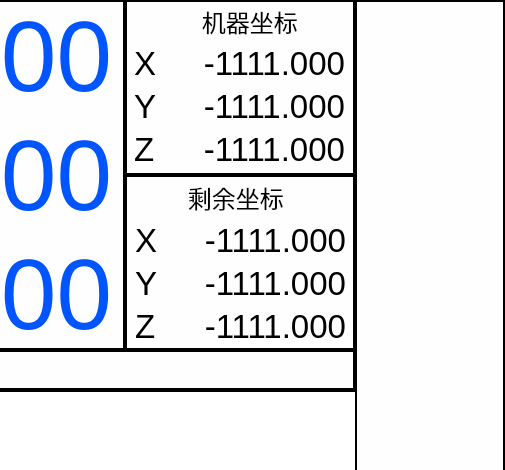
The window that maininterface.ui (taiyuankejizhu/SparkZNC) describes before a commit, drawn with Qt 5; both pictures show x 519 to 1024 and y 0 to 470 of the 1024 by 768 pixel window.
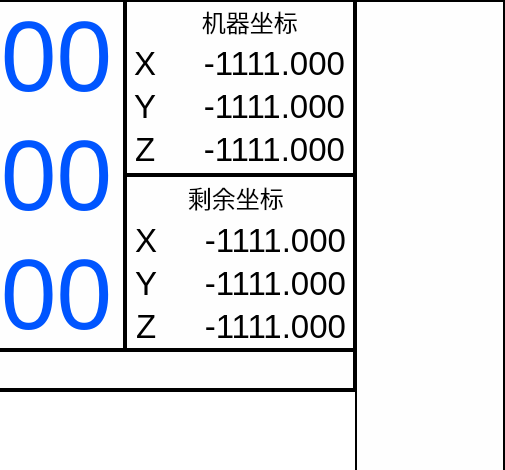
The same window after the commit.

What changed in the file:
```diff
--- a/maininterface.ui
+++ b/maininterface.ui
@@ -700,6 +700,9 @@
      </rect>
     </property>
     <layout class="QFormLayout" name="formLayout_3">
+     <property name="labelAlignment">
+      <set>Qt::AlignRight|Qt::AlignTrailing|Qt::AlignVCenter</set>
+     </property>
      <property name="leftMargin">
       <number>10</number>
      </property>
@@ -955,6 +958,9 @@
      </rect>
     </property>
     <layout class="QFormLayout" name="formLayout_4">
+     <property name="labelAlignment">
+      <set>Qt::AlignRight|Qt::AlignTrailing|Qt::AlignVCenter</set>
+     </property>
      <property name="leftMargin">
       <number>10</number>
      </property>
```
